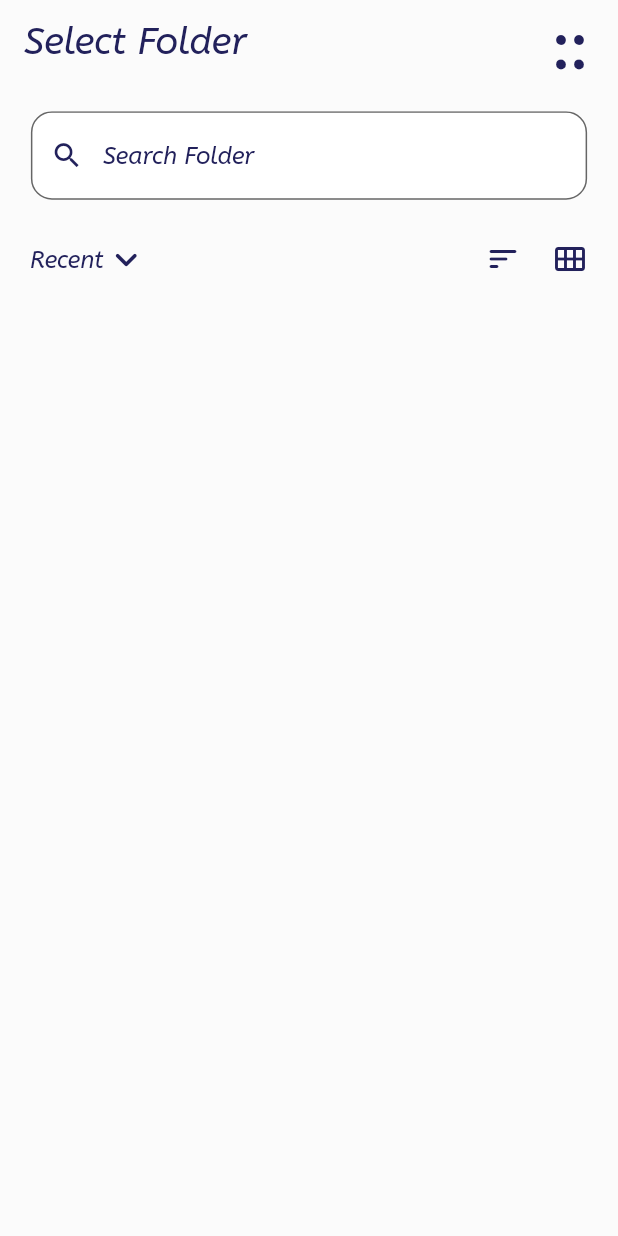
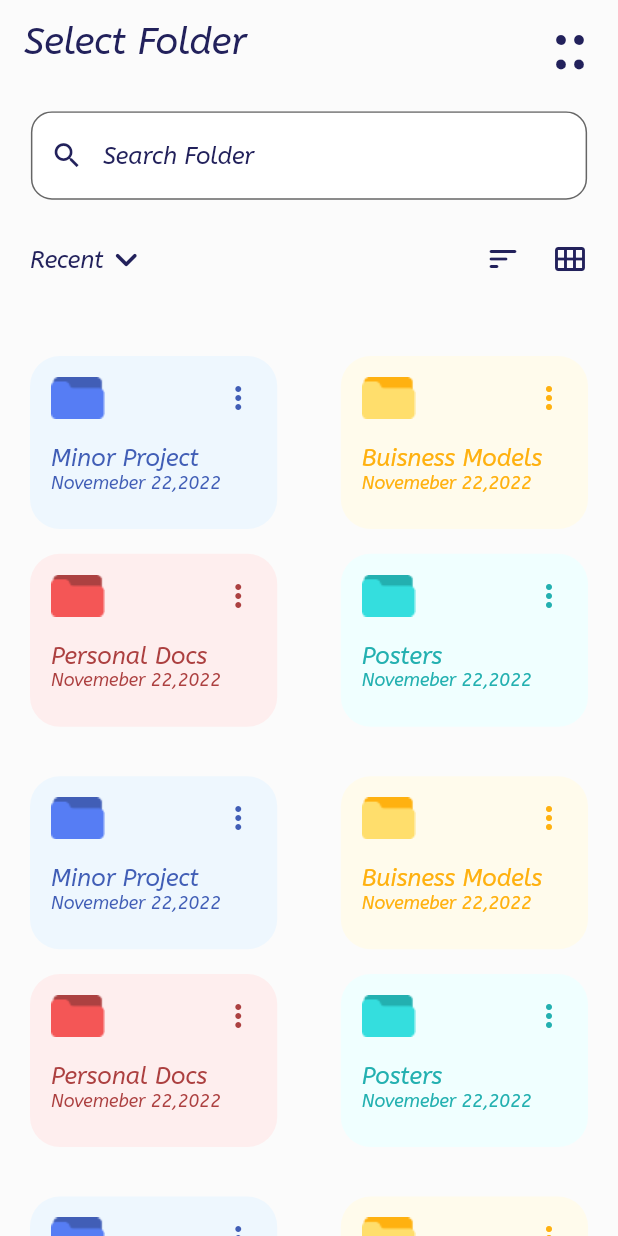
Before and after one commit to Mahi-Badaya/PrintBox-DuHacks, a Flutter app: the SelectFolder screen opened directly, on a phone screen of 412 x 824 dp. Run offline on Flutter 3.47's test engine with Material 2 defaults, Android fonts, the phone set to English and light mode, and no system bars.

Commit message:
select folder

```diff
--- a/lib/Screens/PersonalProjects.dart
+++ b/lib/Screens/PersonalProjects.dart
@@ -19,7 +19,7 @@ class PersonalProjects extends StatelessWidget {
           title: Text('Personal Docs', style: TextStyle(fontStyle: FontStyle.italic, color: Color(0xff22215b),fontSize: 25),),
           actions: [
             TextButton(onPressed: () {  },
-              child: Text('::',style: TextStyle(color: Color(0xff22215b),fontSize: 40,fontWeight: FontWeight.bold),)),
+              child: Text('::',style: TextStyle(color:  Color(0xff22215b),fontSize: 40,fontWeight: FontWeight.bold),)),
           ],
         ),
       ),
--- a/lib/Screens/SelectFolder.dart
+++ b/lib/Screens/SelectFolder.dart
@@ -1,5 +1,6 @@
 import 'package:flutter/material.dart';
 
+import '../Components/CustomBox.dart';
 import '../Components/search.dart';
 
 class SelectFolder extends StatelessWidget {
@@ -24,7 +25,8 @@ class SelectFolder extends StatelessWidget {
           ],
         ),
       ),
-      body: Column(
+      body: SingleChildScrollView(
+        child: Column(
           children: [
             Search(),
             SizedBox(height: height*0.03,),
@@ -43,7 +45,36 @@ class SelectFolder extends StatelessWidget {
               ),
             ),
             SizedBox(height: height*0.04,),
+            ListView.builder(
+              scrollDirection: Axis.vertical,
+              shrinkWrap: true,
+              itemCount: 4,
+                itemBuilder: (context, index) {
+                  return Padding(
+                    padding:  EdgeInsets.symmetric(horizontal: 20.0,vertical: height*0.02),
+                    child: Column(
+                      children: [
+                        Row(
+                          mainAxisAlignment: MainAxisAlignment.spaceBetween,
+                          children: [
+                            CustomBox(height: height, width: width, colour: Color(0xff415eb6), image: 'assets/images/folder-blue.png', title: 'Minor Project', backgroundColor: Color((0xffeef7fe)),),
+                            CustomBox(height: height, width: width, colour: Color(0xffffb110), image: 'assets/images/folder-yellow.png', title: 'Buisness Models', backgroundColor: Color(0xfffffbec),),
                           ],
+                        ),
+                        SizedBox(height: height*0.02,),
+                        Row(
+                          mainAxisAlignment: MainAxisAlignment.spaceBetween,
+                          children: [
+                            CustomBox(height: height, width: width, colour: Color(0xffac4040), image: 'assets/images/folder-red.png', title: 'Personal Docs', backgroundColor: Color(0xfffeeeee),),
+                            CustomBox(height: height, width: width, colour: Color(0xff23b0b0), image: 'assets/images/folder-green.png', title: 'Posters', backgroundColor: Color(0xfff0ffff),),
+                          ],
+                        ),
+                      ],
+                    ),
+                  );
+                })
+          ],
+        ),
       ),
     );
   }
```
Lines whose indentation alone changed are shown as unchanged.
